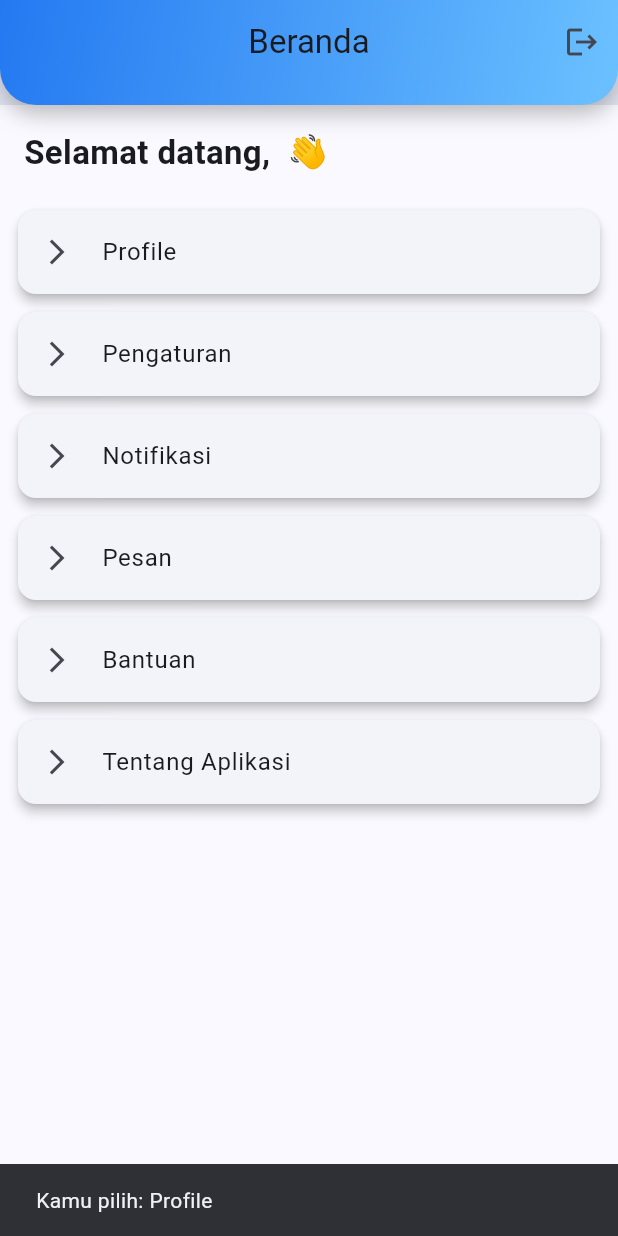
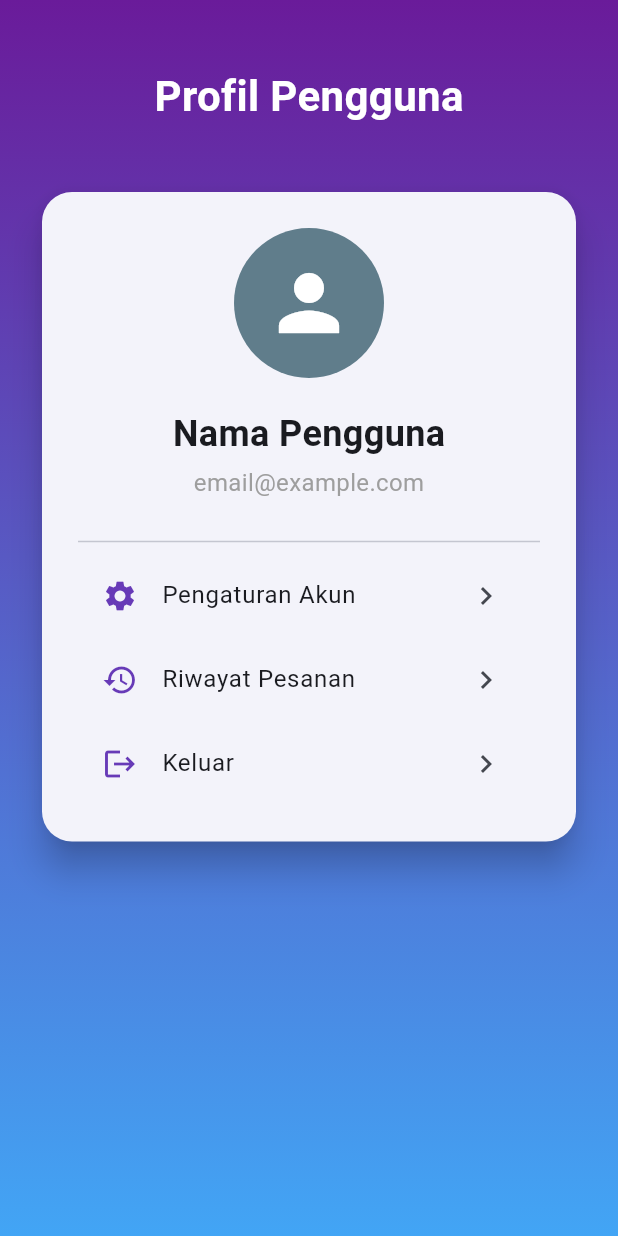
Before and after one commit to rahmatsigma/PAW-MART, a Flutter app: the BerandaPage screen opened directly with empty values, after a tap on "Profile", on a phone screen of 412 x 824 dp. Run offline on Flutter 3.47's test engine with Material 3 defaults, Android fonts, the light colour scheme and no system bars.

Commit message:
add profile

```diff
--- a/lib/beranda_page.dart
+++ b/lib/beranda_page.dart
@@ -1,4 +1,6 @@
 import 'package:flutter/material.dart';
+import 'package:myapp/profile.dart';
+import 'package:myapp/login.dart';
 
 class BerandaPage extends StatelessWidget {
   final String email;
@@ -8,62 +10,64 @@ class BerandaPage extends StatelessWidget {
   @override
   Widget build(BuildContext context) {
     final items = [
-      "Profile",
-      "Pengaturan",
-      "Notifikasi",
-      "Pesan",
-      "Bantuan",
-      "Tentang Aplikasi",
+      {"title": "Profile", "icon": Icons.person_outline},
+      {"title": "Pengaturan", "icon": Icons.settings_outlined},
+      {"title": "Notifikasi", "icon": Icons.notifications_outlined},
+      {"title": "Pesan", "icon": Icons.chat_bubble_outline},
+      {"title": "Bantuan", "icon": Icons.help_outline},
+      {"title": "Tentang Aplikasi", "icon": Icons.info_outline},
     ];
 
     return Scaffold(
+      backgroundColor: const Color(0xFFF0F4F8),
       appBar: PreferredSize(
         preferredSize: const Size.fromHeight(70),
         child: AppBar(
-          title: const Text('Beranda'),
+          title: const Text(
+            'Beranda',
+            style: TextStyle(
+              fontSize: 20,
+              fontWeight: FontWeight.w600,
+              color: Colors.white,
+            ),
+          ),
           centerTitle: true,
-          elevation: 8,
+          elevation: 0,
           flexibleSpace: Container(
             decoration: const BoxDecoration(
               gradient: LinearGradient(
-                colors: [Color(0xFF2479F1), Color(0xFF6BC1FF)],
+                colors: [Color(0xFF6A1B9A), Color(0xFF42A5F5)],
                 begin: Alignment.topLeft,
                 end: Alignment.bottomRight,
               ),
-              borderRadius: BorderRadius.only(
-                bottomLeft: Radius.circular(24),
-                bottomRight: Radius.circular(24),
-              ),
-              boxShadow: [
-                BoxShadow(
-                  color: Colors.black26,
-                  blurRadius: 12,
-                  offset: Offset(0, 6),
-                ),
-              ],
             ),
           ),
           actions: [
             IconButton(
-              icon: const Icon(Icons.logout),
-              tooltip: 'Log Out',
+              icon: const Icon(Icons.logout, color: Colors.white),
               onPressed: () {
                 showDialog(
                   context: context,
                   builder: (context) => AlertDialog(
+                    shape: RoundedRectangleBorder(
+                      borderRadius: BorderRadius.circular(12),
+                    ),
                     title: const Text('Konfirmasi'),
                     content: const Text('Apakah anda ingin keluar?'),
                     actions: [
                       TextButton(
-                        onPressed: () {
-                          Navigator.of(context).pop();
-                        },
+                        onPressed: () => Navigator.of(context).pop(),
                         child: const Text('Tidak'),
                       ),
                       ElevatedButton(
                         onPressed: () {
                           Navigator.of(context).pop();
-                          Navigator.pushReplacementNamed(context, '/');
+                          Navigator.pushReplacement(
+                            context,
+                            MaterialPageRoute(
+                              builder: (context) => const LoginPage(),
+                            ),
+                          );
                         },
                         child: const Text('Iya'),
                       ),
@@ -78,34 +82,87 @@ class BerandaPage extends StatelessWidget {
       body: Column(
         crossAxisAlignment: CrossAxisAlignment.start,
         children: [
-          Padding(
-            padding: const EdgeInsets.all(16.0),
+          Container(
+            width: double.infinity,
+            margin: const EdgeInsets.all(16),
+            padding: const EdgeInsets.all(20),
+            decoration: BoxDecoration(
+              color: Colors.white,
+              borderRadius: BorderRadius.circular(16),
+              boxShadow: [
+                BoxShadow(
+                  color: Colors.grey.withOpacity(0.1),
+                  spreadRadius: 1,
+                  blurRadius: 6,
+                  offset: const Offset(0, 2),
+                ),
+              ],
+            ),
             child: Text(
               'Selamat datang, $email 👋',
-              style: const TextStyle(fontSize: 22, fontWeight: FontWeight.bold),
+              style: const TextStyle(
+                fontSize: 18,
+                fontWeight: FontWeight.w600,
+                color: Color(0xFF333333),
+              ),
             ),
           ),
-
           Expanded(
             child: ListView.builder(
+              padding: const EdgeInsets.symmetric(horizontal: 16),
               itemCount: items.length,
               itemBuilder: (context, index) {
+                final item = items[index];
                 return Card(
-                  margin: const EdgeInsets.symmetric(
-                    horizontal: 12,
-                    vertical: 6,
+                  elevation: 2,
+                  margin: const EdgeInsets.only(bottom: 12),
+                  shape: RoundedRectangleBorder(
+                    borderRadius: BorderRadius.circular(16),
                   ),
-                  shape: RoundedRectangleBorder(
-                    borderRadius: BorderRadius.circular(12),
-                  ),
-                  elevation: 3,
                   child: ListTile(
-                    leading: const Icon(Icons.arrow_forward_ios, size: 20),
-                    title: Text(items[index]),
+                    contentPadding: const EdgeInsets.symmetric(
+                      horizontal: 20,
+                      vertical: 8,
+                    ),
+                    leading: Icon(
+                      item["icon"] as IconData,
+                      color: const Color(0xFF6A1B9A),
+                      size: 26,
+                    ),
+                    title: Text(
+                      item["title"] as String,
+                      style: const TextStyle(
+                        fontSize: 16,
+                        fontWeight: FontWeight.w500,
+                        color: Color(0xFF333333),
+                      ),
+                    ),
+                    trailing: const Icon(
+                      Icons.arrow_forward_ios,
+                      size: 16,
+                      color: Color(0xFF9CA3AF),
+                    ),
                     onTap: () {
-                      ScaffoldMessenger.of(context).showSnackBar(
-                        SnackBar(content: Text("Kamu pilih: ${items[index]}")),
-                      );
+                      if (item["title"] == "Profile") {
+                        Navigator.push(
+                          context,
+                          MaterialPageRoute(
+                            builder: (context) => const ProfilePage(),
+                          ),
+                        );
+                      } else {
+                        ScaffoldMessenger.of(context).showSnackBar(
+                          SnackBar(
+                            content: Text("Kamu memilih: ${item["title"]}"),
+                            backgroundColor: const Color(0xFF42A5F5),
+                            shape: RoundedRectangleBorder(
+                              borderRadius: BorderRadius.circular(8),
+                            ),
+                            behavior: SnackBarBehavior.floating,
+                            margin: const EdgeInsets.all(16),
+                          ),
+                        );
+                      }
                     },
                   ),
                 );
--- /dev/null
+++ b/lib/profile.dart
@@ -0,0 +1,129 @@
+import 'package:flutter/material.dart';
+import 'package:myapp/login.dart';
+
+class ProfilePage extends StatelessWidget {
+  const ProfilePage({super.key});
+
+  @override
+  Widget build(BuildContext context) {
+    return Scaffold(
+      body: Container(
+        decoration: const BoxDecoration(
+          gradient: LinearGradient(
+            begin: Alignment.topCenter,
+            end: Alignment.bottomCenter,
+            colors: [
+              Color(0xFF6A1B9A),
+              Color(0xFF42A5F5),
+            ],
+          ),
+        ),
+        child: SafeArea(
+          child: Padding(
+            padding: const EdgeInsets.all(24.0),
+            child: Column(
+              crossAxisAlignment: CrossAxisAlignment.center,
+              children: [
+                const SizedBox(height: 20),
+
+                const Text(
+                  'Profil Pengguna',
+                  style: TextStyle(
+                    fontSize: 28,
+                    fontWeight: FontWeight.bold,
+                    color: Colors.white,
+                  ),
+                ),
+                const SizedBox(height: 40),
+
+                Card(
+                  elevation: 10,
+                  shape: RoundedRectangleBorder(
+                    borderRadius: BorderRadius.circular(20),
+                  ),
+                  child: Padding(
+                    padding: const EdgeInsets.all(24.0),
+                    child: Column(
+                      children: [
+
+                        const CircleAvatar(
+                          radius: 50,
+                          backgroundColor: Colors.blueGrey,
+                          child: Icon(
+                            Icons.person,
+                            size: 60,
+                            color: Colors.white,
+                          ),
+                        ),
+                        const SizedBox(height: 20),
+
+                        const Text(
+                          'Nama Pengguna',
+                          style: TextStyle(
+                            fontSize: 24,
+                            fontWeight: FontWeight.bold,
+                          ),
+                        ),
+                        const SizedBox(height: 4),
+                        const Text(
+                          'email@example.com',
+                          style: TextStyle(
+                            fontSize: 16,
+                            color: Colors.grey,
+                          ),
+                        ),
+                        const SizedBox(height: 20),
+                        const Divider(),
+
+                        _buildProfileMenu(
+                          icon: Icons.settings,
+                          text: 'Pengaturan Akun',
+                          onTap: () {
+
+                          },
+                        ),
+                        _buildProfileMenu(
+                          icon: Icons.history,
+                          text: 'Riwayat Pesanan',
+                          onTap: () {
+
+                          },
+                        ),
+                        _buildProfileMenu(
+                          icon: Icons.logout,
+                          text: 'Keluar',
+                          onTap: () {
+                            Navigator.pushReplacement(
+                              context,
+                              MaterialPageRoute(
+                                builder: (context) => const LoginPage(),
+                              ),
+                            );
+                          },
+                        ),
+                      ],
+                    ),
+                  ),
+                ),
+              ],
+            ),
+          ),
+        ),
+      ),
+    );
+  }
+
+
+  Widget _buildProfileMenu({
+    required IconData icon,
+    required String text,
+    required VoidCallback onTap,
+  }) {
+    return ListTile(
+      leading: Icon(icon, color: Colors.deepPurple),
+      title: Text(text),
+      trailing: const Icon(Icons.chevron_right),
+      onTap: onTap,
+    );
+  }
+}
```
